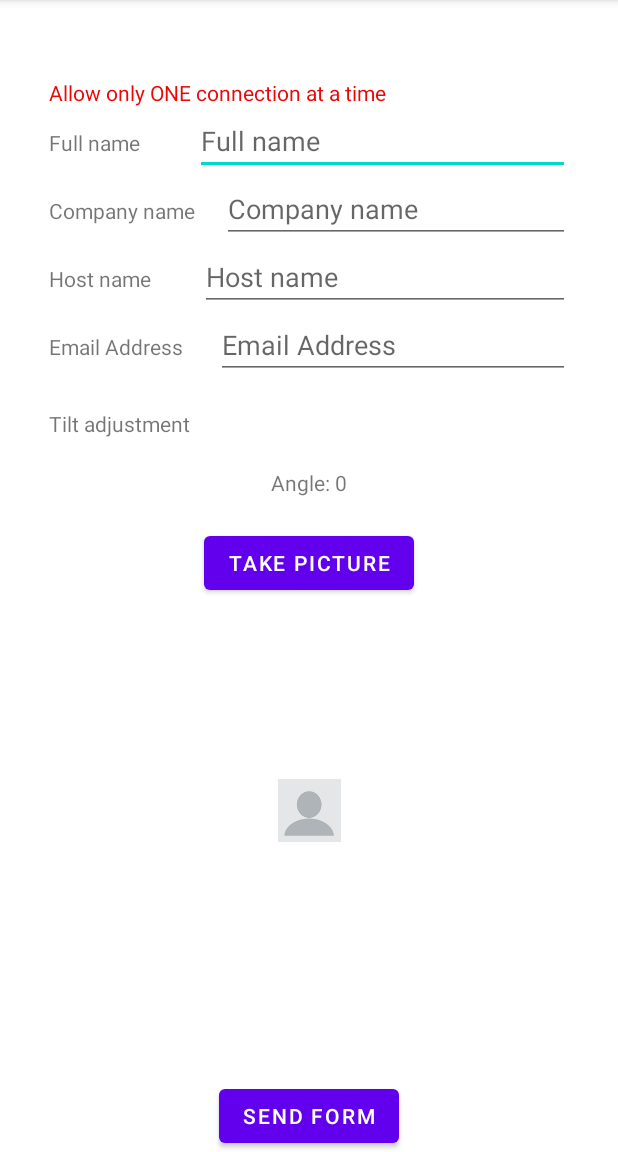
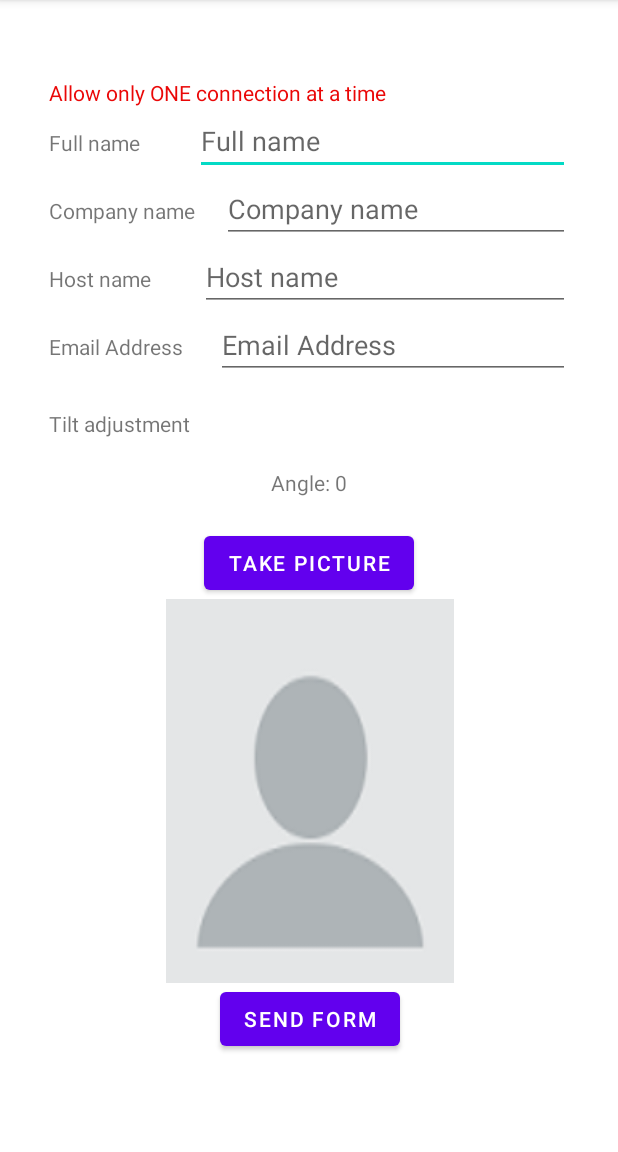
Before and after one commit to dendimaniac/private-keyboard, an Android app: the screen it shows after launch (MainActivity), on a phone screen of 412 x 824 dp, the part 84-1236 px from its top. Run offline under Robolectric (Android 15) with nearby library versions, the phone set to English and light mode, and no system bars; libraries missing offline, so code that uses them is left out: androidmads.library.qrgenearator, com.microsoft.signalr, org.apache.commons; 10 statements that could not run were skipped.

Commit message:
fix layout

```diff
--- a/app/src/main/java/com/example/privatekeyboard/Helpers/QRUtils.java
+++ b/app/src/main/java/com/example/privatekeyboard/Helpers/QRUtils.java
@@ -30,7 +30,7 @@ public class QRUtils {
         Log.d("NewUUID", newUuid);
         String settings = GenerateQRQuery(formLinearLayout);
         Log.d("InputSettings", settings);
-        QRGEncoder qrgEncoder = new QRGEncoder(baseWebAppUrl + "?settings=" + settings + "&uuid=" + newUuid, null, QRGContents.Type.TEXT, 450);
+        QRGEncoder qrgEncoder = new QRGEncoder(baseWebAppUrl + "?settings=" + settings + "&uuid=" + newUuid, null, QRGContents.Type.TEXT, 550);
         try {
             Bitmap bitmap = qrgEncoder.encodeAsBitmap();
             qrImage.setImageBitmap(bitmap);
@@ -41,7 +41,7 @@ public class QRUtils {
 
     private static String GenerateQRQuery(LinearLayout layout) {
         StringBuilder query = new StringBuilder("[");
-        for (int i = 0; i < layout.getChildCount(); i++) {
+        for (int i = 0; i < layout.getChildCount() -1; i++) {
             LinearLayout fieldLayout = (LinearLayout) layout.getChildAt(i);
             String fieldTag = (String) layout.getChildAt(i).getTag();
             if (!fieldTag.equals("hidden")) {
--- a/app/src/main/java/com/example/privatekeyboard/MainActivity.java
+++ b/app/src/main/java/com/example/privatekeyboard/MainActivity.java
@@ -139,7 +139,6 @@ public class MainActivity extends AppCompatActivity {
         hubConnection.on("updateTiltAngle", (message) -> {
             if (!message.sender.equals(QRUtils.connectedUuid)) return;
             Log.d("TiltAngle", String.valueOf(message.value));
-            saveInstance.put("TextViewField-Tilt", String.valueOf(message.value));
             TextView tiltTextView = findViewById(R.id.tiltValue);
             runOnUiThread(() -> tiltTextView.setText("Angle:" + message.value));
         }, TiltAngle.class);
@@ -148,7 +147,7 @@ public class MainActivity extends AppCompatActivity {
             if (!message.sender.equals(QRUtils.connectedUuid)) return;
             Log.d("pressButton", String.valueOf(message.value));
             if (message.value.equals("on")) {
-                openCustomCameraButton.callOnClick();
+                runOnUiThread(() -> openCustomCameraButton.callOnClick())   ;
                 hubConnection.stop();
             }else if (message.value.equals("sendEmail")) {
                 Log.d("call", "calllled");
@@ -180,8 +179,10 @@ public class MainActivity extends AppCompatActivity {
     private void saveInstance() {
 //        saveInstance.put("RadioField-Sex", "No Response");
         saveInstance.clear();
+        TextView tiltTextView = findViewById(R.id.tiltValue);
+        saveInstance.put("TextViewField-Tilt", String.valueOf(tiltTextView.getText()));
 
-        for (int i = 0; i < linearLayout.getChildCount(); i++) {
+        for (int i = 0; i < linearLayout.getChildCount() -1 ; i++) {
             LinearLayout fieldLayout = (LinearLayout) linearLayout.getChildAt(i);
             String fieldTag = (String) linearLayout.getChildAt(i).getTag();
             if (!fieldTag.equals("hidden")) {
@@ -239,7 +240,7 @@ public class MainActivity extends AppCompatActivity {
 //                }
             }*/ else {
                 TextView tiltTextView = findViewById(R.id.tiltValue);
-                tiltTextView.setText("Angle:" + hashMap.get(key));
+                tiltTextView.setText(hashMap.get(key));
             }
         }
     }
--- a/app/src/main/res/layout/activity_main.xml
+++ b/app/src/main/res/layout/activity_main.xml
@@ -375,7 +375,48 @@
                     android:text="@string/take_picture" />
             </LinearLayout>
 
+            <androidx.constraintlayout.widget.ConstraintLayout
+                android:layout_width="match_parent"
+                android:layout_height="match_parent">
+
+                <ImageView
+                    android:id="@+id/takenImage"
+                    android:layout_width="192dp"
+                    android:layout_height="256dp"
+                    android:background="@drawable/hiiii"
+                    android:visibility="visible"
+                    app:layout_constraintBottom_toTopOf="@+id/sendEmailButton"
+                    app:layout_constraintEnd_toEndOf="parent"
+                    app:layout_constraintStart_toStartOf="parent"
+                    app:layout_constraintTop_toTopOf="parent"
+                    tools:srcCompat="@tools:sample/avatars" />
+
+                <ImageView
+                    android:id="@+id/qrImage"
+                    android:layout_width="wrap_content"
+                    android:layout_height="wrap_content"
+                    android:layout_marginTop="40dp"
+                    android:layout_marginBottom="40dp"
+                    android:contentDescription="@string/qr_code"
+                    android:visibility="visible"
+                    app:layout_constraintBottom_toTopOf="@+id/sendEmailButton"
+                    app:layout_constraintEnd_toEndOf="parent"
+                    app:layout_constraintStart_toStartOf="parent"
+                    app:layout_constraintTop_toTopOf="parent"
+                    tools:srcCompat="@tools:sample/avatars" />
+
+                <Button
+                    android:id="@+id/sendEmailButton"
+                    android:layout_width="wrap_content"
+                    android:layout_height="wrap_content"
+                    android:text="Send form"
+                    app:layout_constraintBottom_toBottomOf="parent"
+                    app:layout_constraintEnd_toEndOf="parent"
+                    app:layout_constraintStart_toStartOf="parent" />
+            </androidx.constraintlayout.widget.ConstraintLayout>
+
         </LinearLayout>
+
     </ScrollView>
 
     <!--    <ImageButton-->
@@ -390,40 +431,4 @@
     <!--        app:srcCompat="@drawable/hiiii"-->
     <!--        android:scaleType="fitXY"/>-->
 
-    <ImageView
-        android:id="@+id/takenImage"
-        android:layout_width="wrap_content"
-        android:layout_height="wrap_content"
-        android:layout_marginBottom="120dp"
-        android:background="@drawable/hiiii"
-        android:scaleType="fitXY"
-        android:scaleX="0.35"
-        android:scaleY="0.35"
-        app:layout_constraintBottom_toBottomOf="parent"
-        app:layout_constraintEnd_toEndOf="parent"
-        app:layout_constraintStart_toStartOf="parent"
-        app:layout_constraintTop_toBottomOf="@+id/scrollView2"
-        tools:srcCompat="@tools:sample/avatars" />
-
-    <ImageView
-        android:id="@+id/qrImage"
-        android:layout_width="wrap_content"
-        android:layout_height="wrap_content"
-        android:layout_marginBottom="120dp"
-        android:contentDescription="@string/qr_code"
-        app:layout_constraintBottom_toBottomOf="parent"
-        app:layout_constraintEnd_toEndOf="parent"
-        app:layout_constraintStart_toStartOf="parent"
-        app:layout_constraintTop_toBottomOf="@+id/scrollView2"
-        tools:srcCompat="@tools:sample/avatars" />
-
-    <Button
-        android:id="@+id/sendEmailButton"
-        android:layout_width="wrap_content"
-        android:layout_height="wrap_content"
-        android:text="Send form"
-        app:layout_constraintBottom_toBottomOf="parent"
-        app:layout_constraintEnd_toEndOf="parent"
-        app:layout_constraintStart_toStartOf="parent" />
-
 </androidx.constraintlayout.widget.ConstraintLayout>
```
